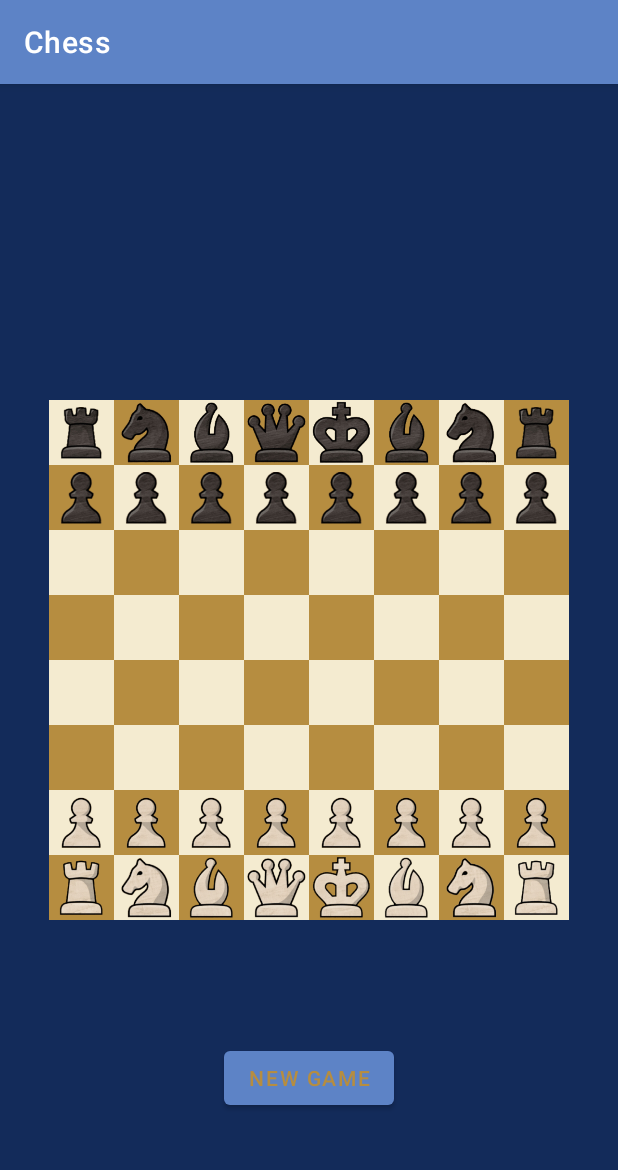
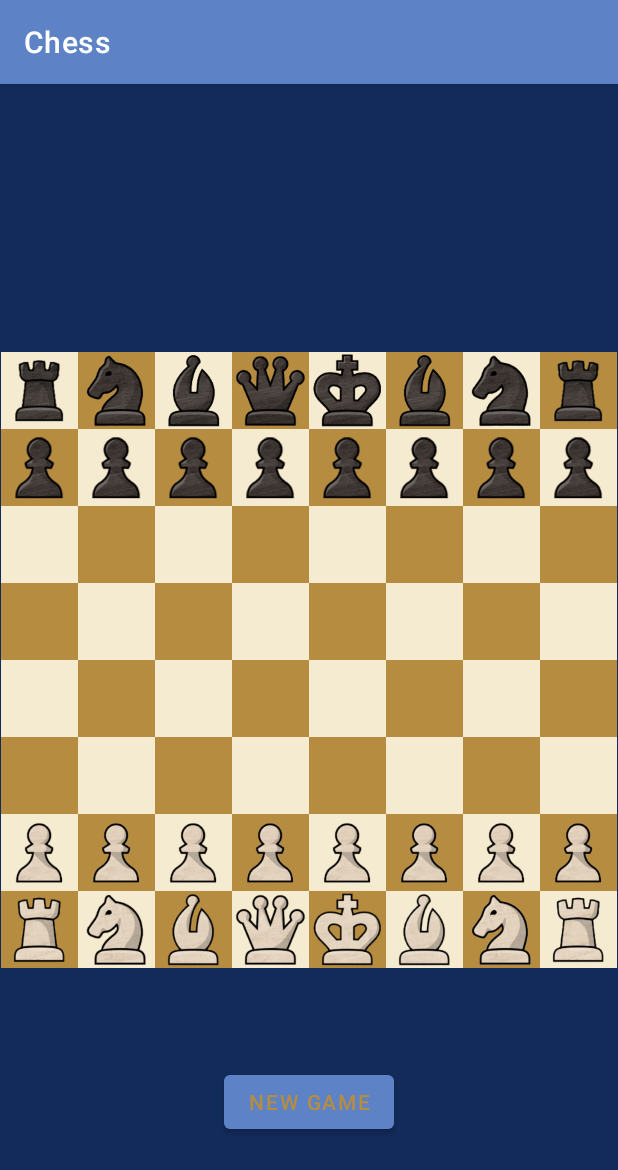
Before and after one commit to MarVer003/Chess, an Android app: the MainActivity screen opened directly, with no data from a screen before it, on a phone screen of 412 x 824 dp. Shown: the top 1170 px of the screen. Run offline under Robolectric (Android 15) with nearby library versions, the phone set to English and light mode, and no system bars.

Commit message:
Responsive chessboard layout based on screen width

```diff
--- a/app/src/main/java/com/example/chess/MainActivity.java
+++ b/app/src/main/java/com/example/chess/MainActivity.java
@@ -6,13 +6,16 @@ import androidx.constraintlayout.widget.ConstraintLayout;
 
 import android.annotation.SuppressLint;
 import android.bluetooth.BluetoothDevice;
+import android.content.Context;
 import android.content.Intent;
 import android.graphics.Color;
 import android.media.MediaPlayer;
 import android.os.Bundle;
 import android.os.Handler;
 import android.os.Message;
+import android.util.DisplayMetrics;
 import android.view.View;
+import android.view.WindowManager;
 import android.widget.Button;
 import android.widget.GridLayout;
 import android.widget.ImageView;
@@ -146,8 +149,8 @@ public class MainActivity extends AppCompatActivity {
         setContentView(R.layout.activity_main);
 
         afterActivityOpenLogic(getIntent());
+        findViewByIds();
         setupGrid();
-        findViewByIds();
         initializeBoard();
         onClickListeners();
         setupSounds();
@@ -177,7 +180,10 @@ public class MainActivity extends AppCompatActivity {
 
         int pixelsWidth = getResources().getDisplayMetrics().widthPixels;
         int pixelsSquare = pixelsWidth / 8;
-        // TODO: fill any screen with chessboard
+        // TODO: fill any screen with chessboard by width
+        // You'll need to remove all xml squares and make them here in java, that goes for both Sxx and S0xx.
+        // You can use View.generateViewId() and then you can use SparseArray to store them or maybe HashMap.
+        // You'll also need to create another clickListener, because that onClick method won't work anymore.
 
         GridLayout gridLayout = findViewById(R.id.gridLayer3);
 
@@ -185,14 +191,15 @@ public class MainActivity extends AppCompatActivity {
             for (int j = 0; j < 8; j++) {
                 movesBoard[i][j] = new TextView(this);
                 movesBoard[i][j].setElevation(2);
-
                 GridLayout.LayoutParams params = new GridLayout.LayoutParams();
-                params.width = dpToPx(43);
-                params.height = dpToPx(43);
+                params.width = pixelsSquare;
+                params.height = pixelsSquare;
                 params.columnSpec = GridLayout.spec(i);
                 params.rowSpec = GridLayout.spec(j);
+
                 movesBoard[i][j].setLayoutParams(params);
-
+                displayBoard[i][j].setLayoutParams(params);
+                backgroundBoard[i][j].setLayoutParams(params);
                 gridLayout.addView(movesBoard[i][j]);
             }
         }
```
